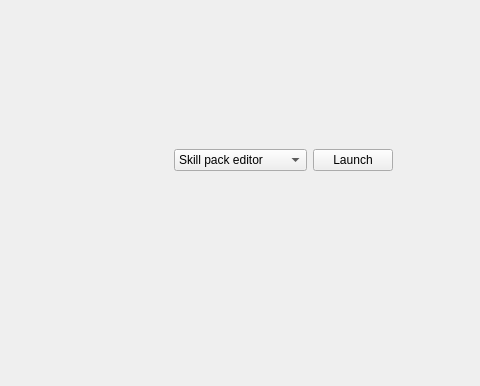
Qt form Sources/Launcher/launcher.ui (timattt/Cognitia-II) before a commit; both pictures show x 176 to 656 and y 289 to 675 of the 924 by 675 pixel window.
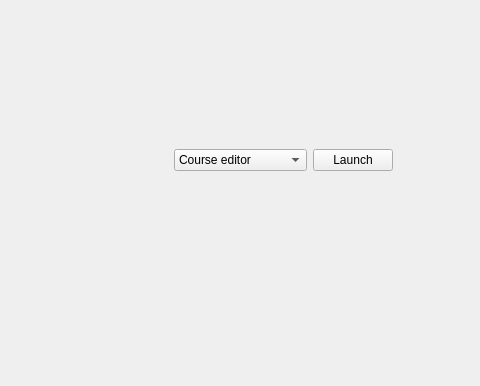
The same form after that commit. Icons and pictures are not drawn.

Commit message: Skillpackeditor | Fix | fixes: 1. in skillpack structure name and file name are now different 2. in skillpack editor skillpack name field is added

```diff
--- a/Sources/Launcher/launcher.ui
+++ b/Sources/Launcher/launcher.ui
@@ -74,7 +74,7 @@
          </property>
          <item>
           <property name="text">
-           <string>Skill pack editor</string>
+           <string>Course editor</string>
           </property>
          </item>
          <item>
```
Left out of the diff: 2 changed lines with no effect on the pictures. The commit also changes 8 other files.
